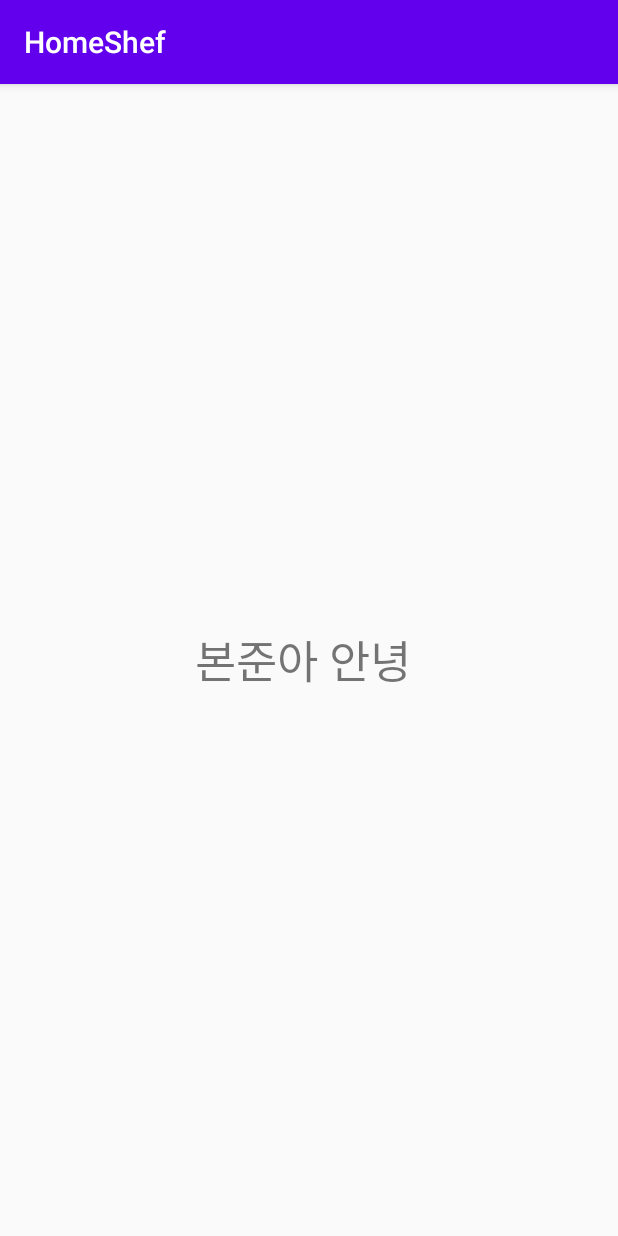
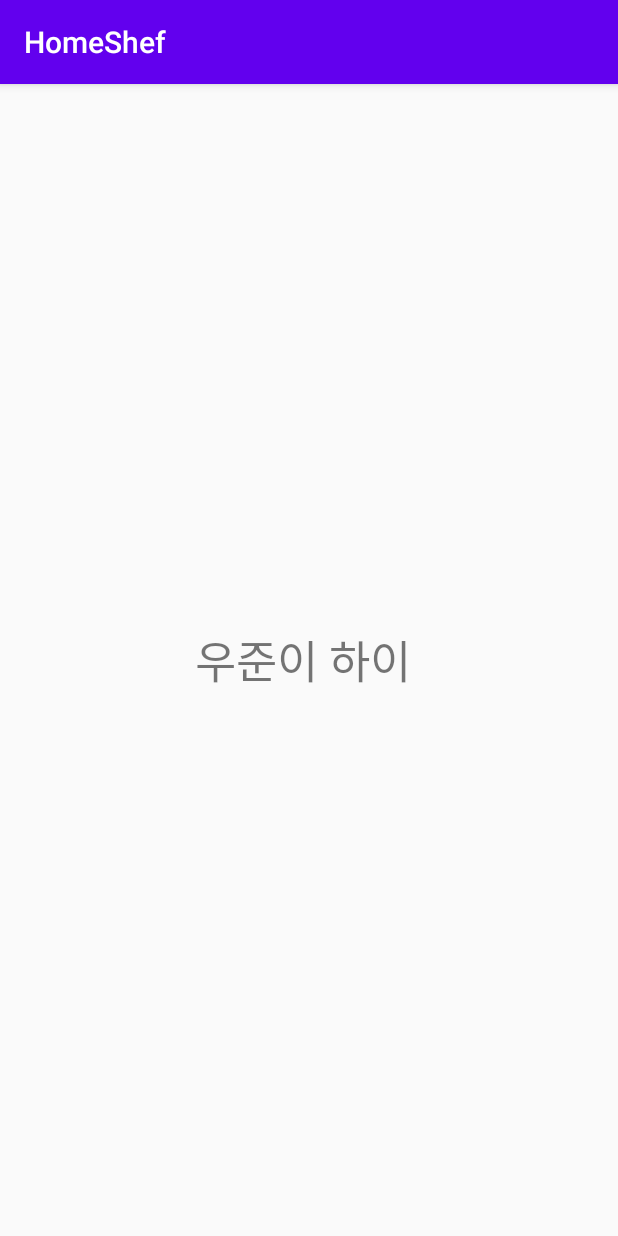
Before and after one commit to justbydev/BANKTREE, an Android app: the screen it shows after launch (MainActivity), on a phone screen of 412 x 824 dp. Run offline under Robolectric (Android 15) with nearby library versions, the light colour scheme and no system bars.

```diff
--- a/app/src/main/res/layout/activity_main.xml
+++ b/app/src/main/res/layout/activity_main.xml
@@ -5,13 +5,13 @@
     android:layout_width="match_parent"
     android:layout_height="match_parent"
     tools:context=".MainActivity">
+
     <TextView
         android:layout_width="wrap_content"
         android:layout_height="wrap_content"
-        android:text="본준아 안녕"
         android:layout_gravity="center"
         android:layout_marginLeft="130dp"
-        android:textSize="30sp"
-        />
+        android:text="우준이 하이"
+        android:textSize="30sp" />
 
 </LinearLayout>
```
